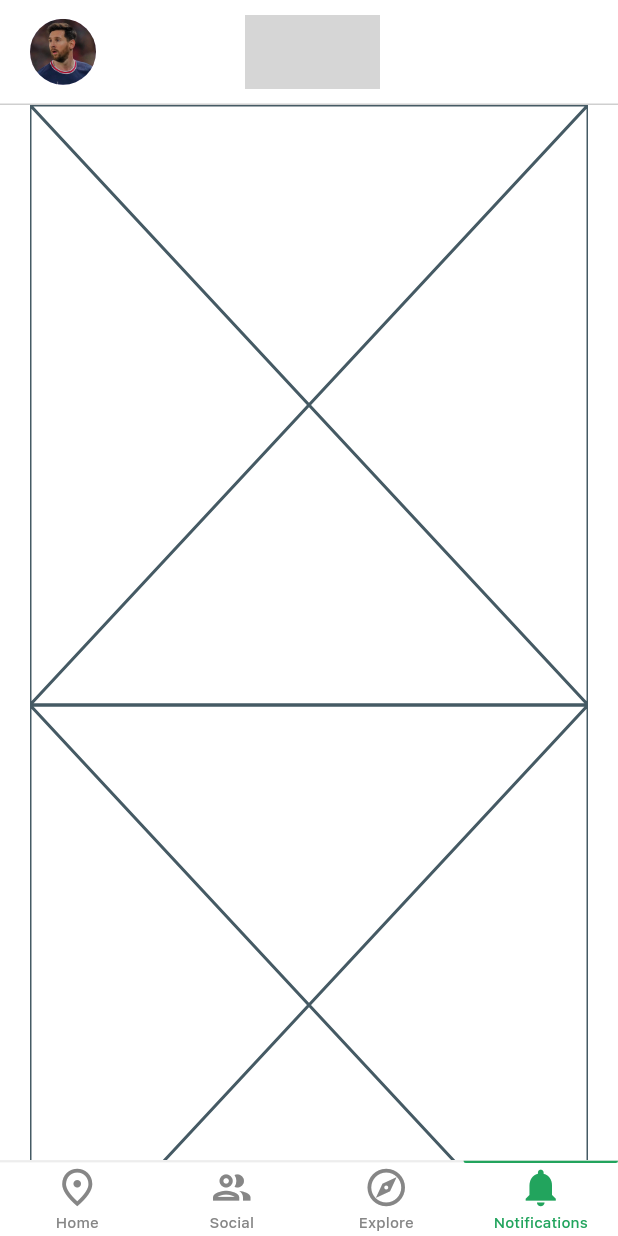
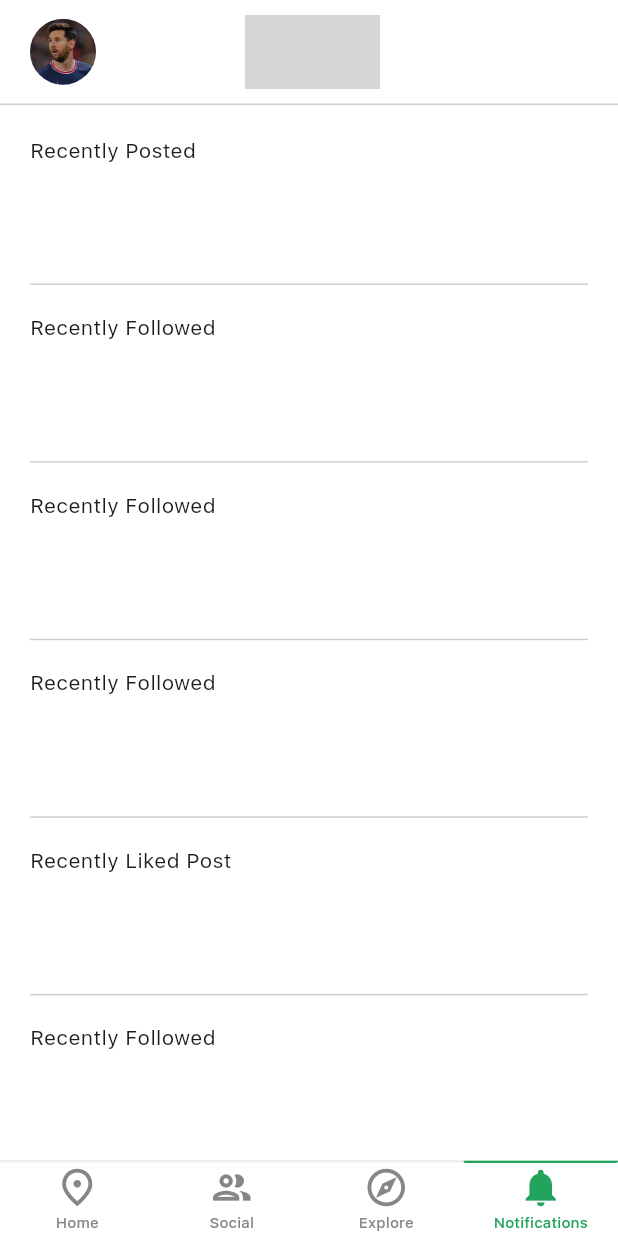
Before and after one commit to billanakin/GreenIt_app, a Flutter app: the screen it shows after launch, item 4 of the bottom bar chosen, on a phone screen of 412 x 824 dp. Run offline on Flutter 3.47's test engine with Material 2 defaults, Android fonts, the phone set to English and light mode, and no system bars; our stand-ins replace flutter_svg, form_field_validator, step_progress_indicator; grey boxes are pictures that could not be loaded.

Commit message:
Sorted NotificationType for Notification Card

```diff
--- a/lib/models/notifcation.dart
+++ b/lib/models/notifcation.dart
@@ -21,9 +21,9 @@ class Notification {
 
   Notification.recentlyFollowed({
     required this.profileRecentlyFollowing,
-    this.notificationConstructorType =
-        NotificationConstructorType.recentlyFollowed,
-  })  : listOfProfilesLiked = null,
+  })  : notificationConstructorType =
+            NotificationConstructorType.recentlyFollowed,
+        listOfProfilesLiked = null,
         postLiked = null,
         profileRecentlyPosted = null,
         postRecentlyPosted = null;
@@ -31,18 +31,18 @@ class Notification {
   Notification.recentlyLikedPost({
     required this.listOfProfilesLiked,
     required this.postLiked,
-    this.notificationConstructorType =
-        NotificationConstructorType.recentlyLikedPost,
-  })  : profileRecentlyFollowing = null,
+  })  : notificationConstructorType =
+            NotificationConstructorType.recentlyLikedPost,
+        profileRecentlyFollowing = null,
         profileRecentlyPosted = null,
         postRecentlyPosted = null;
 
   Notification.recentlyPosted({
     required this.profileRecentlyPosted,
     required this.postRecentlyPosted,
-    this.notificationConstructorType =
-        NotificationConstructorType.recentlyPosted,
-  })  : profileRecentlyFollowing = null,
+  })  : notificationConstructorType =
+            NotificationConstructorType.recentlyPosted,
+        profileRecentlyFollowing = null,
         listOfProfilesLiked = null,
         postLiked = null;
 
--- a/lib/screens/notifications/components/body.dart
+++ b/lib/screens/notifications/components/body.dart
@@ -1,6 +1,7 @@
 import 'package:flutter/material.dart';
 import 'package:greenit_version1/constants.dart';
 import 'package:greenit_version1/models/notifcation.dart';
+import 'package:greenit_version1/size_config.dart';
 
 class Body extends StatelessWidget {
   Body({super.key});
@@ -11,14 +12,99 @@ class Body extends StatelessWidget {
   Widget build(BuildContext context) {
     return SafeArea(
       child: Padding(
-        padding: const EdgeInsets.symmetric(
-          horizontal: kDefaultPadding,
+        padding: const EdgeInsets.only(
+          left: kDefaultPadding,
+          right: kDefaultPadding,
+          top: kDefaultPadding,
         ),
         child: ListView.builder(
           itemCount: notificationData.length,
-          itemBuilder: ((context, index) => const Placeholder()),
+          itemBuilder: ((context, index) => NotificationCard(
+                notificationData: notificationData[index],
+              )),
         ),
       ),
     );
   }
 }
+
+class NotificationCard extends StatelessWidget {
+  const NotificationCard({
+    super.key,
+    required this.notificationData,
+  });
+
+  // ignore: prefer_typing_uninitialized_variables
+  final notificationData;
+
+  @override
+  Widget build(BuildContext context) {
+    Widget? notificationCardOutput;
+
+    if (notificationData.notificationConstructorType ==
+        NotificationConstructorType.recentlyFollowed) {
+      notificationCardOutput = buildRecentlyFollowedTypeNotificationCard();
+    } else if (notificationData.notificationConstructorType ==
+        NotificationConstructorType.recentlyPosted) {
+      notificationCardOutput = buildRecentlyPostedTypeNotificationCard();
+    } else if (notificationData.notificationConstructorType ==
+        NotificationConstructorType.recentlyLikedPost) {
+      notificationCardOutput = buildRecentlyLikedPostTypeNotificationCard();
+    }
+    return notificationCardOutput!;
+  }
+
+  Container buildRecentlyLikedPostTypeNotificationCard() {
+    return Container(
+      margin: EdgeInsets.only(
+        bottom: getProportionateScreenHeight(20),
+      ),
+      height: 100,
+      decoration: const BoxDecoration(
+        border: Border(
+          bottom: BorderSide(
+            width: 1,
+            color: Color(0x66868686),
+          ),
+        ),
+      ),
+      child: const Text('Recently Liked Post'),
+    );
+  }
+
+  Container buildRecentlyPostedTypeNotificationCard() {
+    return Container(
+      margin: EdgeInsets.only(
+        bottom: getProportionateScreenHeight(20),
+      ),
+      height: 100,
+      decoration: const BoxDecoration(
+        border: Border(
+          bottom: BorderSide(
+            width: 1,
+            color: Color(0x66868686),
+          ),
+        ),
+      ),
+      child: const Text('Recently Posted'),
+    );
+  }
+
+  Container buildRecentlyFollowedTypeNotificationCard() {
+    return Container(
+      margin: EdgeInsets.only(
+        bottom: getProportionateScreenHeight(20),
+      ),
+      height: 100,
+      decoration: const BoxDecoration(
+        border: Border(
+          bottom: BorderSide(
+            width: 1,
+            color: Color(0x66868686),
+          ),
+        ),
+      ),
+      child: const Text('Recently Followed'),
+    );
+  }
+}
```
